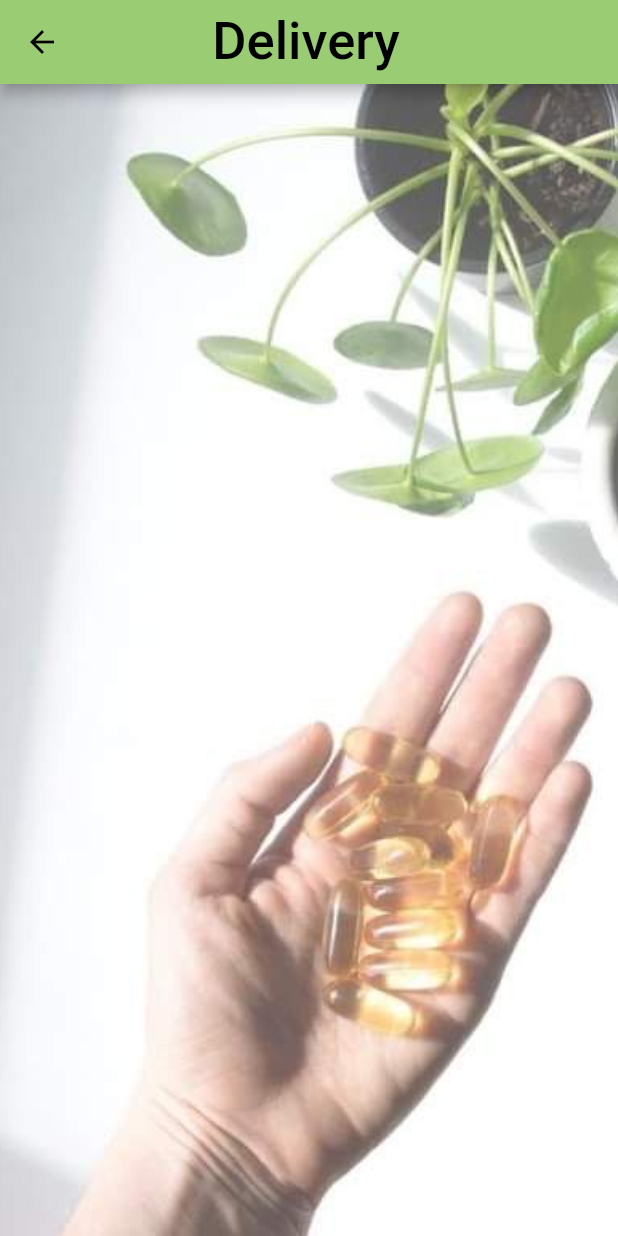
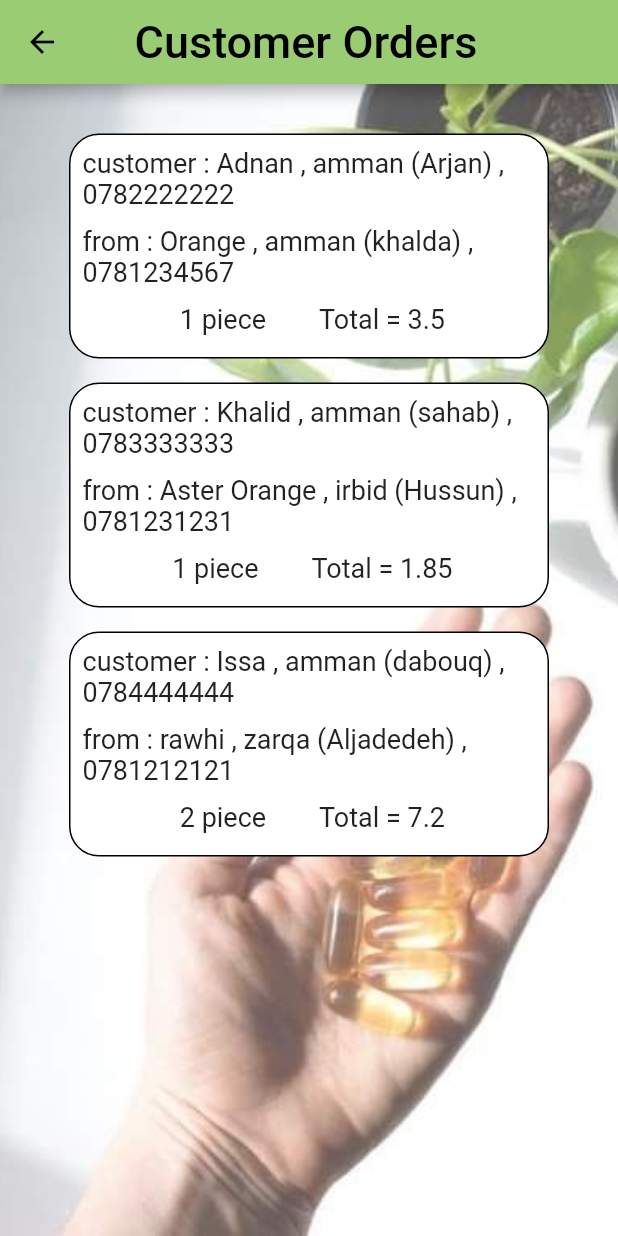
Before and after one commit to Aljammal05/project1, a Flutter app: the DeliveryDashboard screen opened directly, on a phone screen of 412 x 824 dp. Run offline on Flutter 3.47's test engine with Material 2 defaults, Android fonts, the phone set to English and light mode, and no system bars; our stand-ins replace firebase_auth, firebase_core; accounts and stored records are empty.

Commit message:
edit project structure by abdalrhman aljammal

```diff
--- a/lib/Database/Lists.dart
+++ b/lib/Database/Lists.dart
@@ -1,78 +1,61 @@
-import 'package:project1_v1/Models/DeliveryModel.dart';
+import 'package:project1_v1/Models/DriverModel.dart';
 import 'package:project1_v1/Models/ItemModel.dart';
+import 'package:project1_v1/Models/Order.dart';
 import 'package:project1_v1/Models/PharmacyModel.dart';
 import 'package:project1_v1/Models/UserModel.dart';
 
 class Database {
+
   static List<User> users = [
-    new User("admin@gmail.com", UserType.ADMIN),
-    new User("pharmacy@gmail.com", UserType.PHARMACY),
-    new User("delivery@gmail.com", UserType.DELIVERY),
-    new User("adnan@gmail.com", UserType.CUSTOMER),
+    new User("admin@gmail.com", "" ,"" ,"",UserType.ADMIN),
+    new User("pharmacy@gmail.com", "Orange" ,"0781234567" ,"amman (khalda)", UserType.PHARMACY),
+    new User("pharmacy1@gmail.com", "Aster Orange" ,"0781231231" ,"irbid (Hussun)", UserType.PHARMACY),
+    new User("pharmacy2@gmail.com", "rawhi" ,"0781212121" ,"zarqa (Aljadedeh)", UserType.PHARMACY),
+    new User("delivery@gmail.com", "Ahmad" ,"0781111111" ,"", UserType.DELIVERY),
+    new User("adnan@gmail.com", "Adnan" ,"0782222222" ,"amman (Arjan)", UserType.CUSTOMER),
+    new User("khalid@gmail.com", "Khalid" ,"0783333333" ,"amman (sahab)", UserType.CUSTOMER),
+    new User("issa@gmail.com", "Issa" ,"0784444444" ,"amman (dabouq)", UserType.CUSTOMER),
   ];
 
   static List<Pharmacy> pharmacies = [
-    new Pharmacy('Orange', 'image/pharmacy1.jpeg', [
-      new Item('image/item1.jpeg'),
-      new Item('image/item2.jpeg'),
-      new Item('image/item3.jpeg'),
-      new Item('image/item4.jpeg'),
-    ]),
-    new Pharmacy('Aster Orange', 'image/pharmacy2.jpeg', [
-      new Item('image/item5.jpeg'),
-      new Item('image/item6.jpeg'),
-      new Item('image/item7.jpeg'),
-      new Item('image/item8.jpeg'),
-    ]),
-    new Pharmacy('Rawhi', 'image/pharmacy3.jpeg', [
-      new Item('image/item9.jpeg'),
-      new Item('image/item10.jpeg'),
-      new Item('image/item11.jpeg'),
-      new Item('image/item12.jpeg'),
-    ]),
-    new Pharmacy('Dar Al-Dawa', 'image/pharmacy4.jpeg', [
-      new Item('image/item1.jpeg'),
-      new Item('image/item2.jpeg'),
-      new Item('image/item3.jpeg'),
-      new Item('image/item4.jpeg'),
-    ]),
-    new Pharmacy('Dawa', 'image/pharmacy5.jpeg', [
-      new Item('image/item5.jpeg'),
-      new Item('image/item6.jpeg'),
-      new Item('image/item7.jpeg'),
-      new Item('image/item8.jpeg'),
-    ]),
-    new Pharmacy('Dawacom', 'image/pharmacy6.jpeg', [
-      new Item('image/item9.jpeg'),
-      new Item('image/item10.jpeg'),
-      new Item('image/item11.jpeg'),
-      new Item('image/item12.jpeg'),
-    ]),
-    new Pharmacy('Bali', 'image/pharmacy7.jpeg', [
-      new Item('image/item1.jpeg'),
-      new Item('image/item2.jpeg'),
-      new Item('image/item3.jpeg'),
-      new Item('image/item4.jpeg'),
-    ]),
-    new Pharmacy('Sama AlBayader', 'image/pharmacy8.jpeg', [
-      new Item('image/item5.jpeg'),
-      new Item('image/item6.jpeg'),
-      new Item('image/item7.jpeg'),
-      new Item('image/item8.jpeg'),
-    ]),
-    new Pharmacy('Alhayat', 'image/pharmacy9.jpeg', [
-      new Item('image/item9.jpeg'),
-      new Item('image/item10.jpeg'),
-      new Item('image/item11.jpeg'),
-      new Item('image/item12.jpeg'),
-    ]),
+    new Pharmacy('Orange', 'image/pharmacy1.jpeg', []),
+    new Pharmacy('Aster Orange', 'image/pharmacy2.jpeg', []),
+    new Pharmacy('Rawhi', 'image/pharmacy3.jpeg', []),
+    new Pharmacy('Dar Al-Dawa', 'image/pharmacy4.jpeg', []),
+    new Pharmacy('Dawa', 'image/pharmacy5.jpeg', []),
+    new Pharmacy('Dawacom', 'image/pharmacy6.jpeg', []),
+    new Pharmacy('Bali', 'image/pharmacy7.jpeg', []),
+    new Pharmacy('Sama AlBayader', 'image/pharmacy8.jpeg', []),
+    new Pharmacy('Alhayat', 'image/pharmacy9.jpeg', []),
   ];
 
-  static List<Delivery> deliveries = [
-    new Delivery("Ahmad"),
-    new Delivery("Mohammad"),
-    new Delivery("Alaa"),
-    new Delivery("Khalid"),
-    new Delivery("AbdAlrhman"),
+  static List<Driver> drivers = [
+    new Driver("Ahmad"),
+    new Driver("Mohammad"),
+    new Driver("Alaa"),
+    new Driver("Khalid"),
+    new Driver("AbdAlrhman"),
   ];
+
+  static List<Item> items = [
+    new Item('image/item1.jpeg' , "mucosolvan" , 3.5),
+    new Item('image/item2.jpeg' , "baby joy" , 5.15),
+    new Item('image/item3.jpeg' , "prospan" , 2.00),
+    new Item('image/item4.jpeg' , "vichy" , 3.45),
+    new Item('image/item5.jpeg' , "bepanthen" , 1.25),
+    new Item('image/item6.jpeg' , "panadol" , 3.75),
+    new Item('image/item7.jpeg' , "Nido" , 6.35),
+    new Item('image/item8.jpeg' , "Amoclan" , 1.5),
+    new Item('image/item9.jpeg' , "Allerfin" , 2.2),
+    new Item('image/item10.jpeg' , "Olly" , 4.2),
+    new Item('image/item11.jpeg' , "puori" , 3.15),
+    new Item('image/item12.jpeg' , "c-1000" , 1.85),
+  ]
+;
+  static List<Order> orders = [
+    new Order(users.elementAt(5), users.elementAt(1), [items.first]),
+    new Order(users.elementAt(6), users.elementAt(2), [items.last]),
+    new Order(users.elementAt(7), users.elementAt(3), [items.elementAt(3) ,items.elementAt(5)]),
+  ];
+
 }
--- a/lib/Delivery/DeliveryDashboard.dart
+++ b/lib/Delivery/DeliveryDashboard.dart
@@ -1,4 +1,6 @@
 import 'package:flutter/material.dart';
+import 'package:project1_v1/Database/Lists.dart';
+import 'package:project1_v1/Models/Order.dart';
 
 class DeliveryDashboard extends StatefulWidget {
   const DeliveryDashboard({Key? key}) : super(key: key);
@@ -8,16 +10,27 @@ class DeliveryDashboard extends StatefulWidget {
 }
 
 class _DeliveryDashboardState extends State<DeliveryDashboard> {
+  List<Widget> orders = [];
+
+  void fillOrders() {
+    orders.clear();
+    Database.orders.forEach((order) {
+      orders.add(OrderContainer(order));
+    });
+  }
+
   @override
   Widget build(BuildContext context) {
+    fillOrders();
+
     return Scaffold(
       appBar: AppBar(
         foregroundColor: Colors.black,
         backgroundColor: Color(0xff99cc73),
         title: Center(
           child: Text(
-            "Delivery",
-            style: TextStyle(fontSize: 35),
+            "Customer Orders",
+            style: TextStyle(fontSize: 30),
           ),
         ),
         actions: [
@@ -42,7 +55,7 @@ class _DeliveryDashboardState extends State<DeliveryDashboard> {
                 child: SingleChildScrollView(
                   child: Column(
                     mainAxisAlignment: MainAxisAlignment.spaceBetween,
-                    children: [],
+                    children: orders,
                   ),
                 ),
               ),
@@ -53,3 +66,49 @@ class _DeliveryDashboardState extends State<DeliveryDashboard> {
     );
   }
 }
+
+class OrderContainer extends StatelessWidget {
+  OrderContainer(this.order);
+
+  final Order order;
+
+  @override
+  Widget build(BuildContext context) {
+    return Padding(
+      padding: const EdgeInsets.all(8.0),
+      child: Container(
+        height: 150,
+        width: 320,
+        decoration: BoxDecoration(
+            color: Colors.white,
+            border: Border.all(color: Colors.black),
+            borderRadius: BorderRadius.all(Radius.circular(20))),
+        child: Padding(
+          padding: const EdgeInsets.all(8.0),
+          child: Column(
+            children: [
+              Text(
+                "customer : ${order.customer!.name} , ${order.customer!.location} , ${order.customer!.phoneNO}",
+                style: TextStyle(fontSize: 18),
+              ),
+              SizedBox(
+                height: 10,
+              ),
+              Text(
+                "from : ${order.pharmacy!.name} , ${order.pharmacy!.location} , ${order.pharmacy!.phoneNO}",
+                style: TextStyle(fontSize: 18),
+              ),
+              SizedBox(
+                height: 10,
+              ),
+              Text(
+                " ${order.items.length} piece        Total = ${order.calculateTotal()}",
+                style: TextStyle(fontSize: 18),
+              )
+            ],
+          ),
+        ),
+      ),
+    );
+  }
+}
--- a/lib/Models/DeliveryModel.dart
+++ b/lib/Models/DriverModel.dart
@@ -1,9 +1,9 @@
-class Delivery{
+class Driver{
 
   String name = "";
   String imagePath = "image/delivery.png";
 
-  Delivery (String name){
+  Driver (String name){
     this.name = name;
   }
 
--- a/lib/Models/ItemModel.dart
+++ b/lib/Models/ItemModel.dart
@@ -1,9 +1,13 @@
 class Item{
 
-  String imagePath = "";
+  String imagePath = "" ;
+  String name = "" ;
+  double price = 0 ;
 
-  Item(String imagePath){
+  Item(String imagePath ,String name ,double price){
     this.imagePath = imagePath;
+    this.name=name;
+    this.price=price;
   }
 
 }
--- /dev/null
+++ b/lib/Models/Order.dart
@@ -0,0 +1,22 @@
+import 'package:project1_v1/Models/ItemModel.dart';
+import 'package:project1_v1/Models/UserModel.dart';
+
+class Order{
+
+  User? customer ;
+  User? pharmacy ;
+  List<Item> items =[];
+
+  Order(User customer , User pharmacy , List<Item> items ){
+    this.customer = customer ;
+    this.pharmacy = pharmacy ;
+    this.items = items ;
+  }
+
+  double calculateTotal(){
+    double sum = 0;
+    items.forEach((item) {sum += item.price;});
+    return sum;
+  }
+
+}
--- a/lib/Models/PharmacyModel.dart
+++ b/lib/Models/PharmacyModel.dart
@@ -11,5 +11,4 @@ class Pharmacy{
     this.imagePath = imagePath;
     this.items = items;
   }
-
 }
--- a/lib/Models/UserModel.dart
+++ b/lib/Models/UserModel.dart
@@ -6,10 +6,18 @@ enum  UserType  {
 }
 
 class User{
-  String email ="";
+
+  String email = "" ;
+  String name = "" ;
+  String phoneNO = "" ;
+  String location = "" ;
   UserType? type ;
-  User( String email ,UserType type ){
+
+  User( String email ,String name ,String phoneNO ,String location ,UserType type ){
     this.email=email;
+    this.name=name;
+    this.phoneNO=phoneNO;
+    this.location=location;
     this.type=type;
   }
 
```
Also changed, not shown: lib/Admin/AddDriver.dart (added, +30 -0 lines), lib/Admin/AddPharmacy.dart (added, +30 -0 lines), lib/Admin/AdminDashboard.dart (+14 -14 lines), lib/Admin/ManageDrivers.dart (added, +30 -0 lines), lib/Admin/ManagePharmacy.dart (added, +30 -0 lines), lib/RecoveryPage.dart (added, +95 -0 lines).
